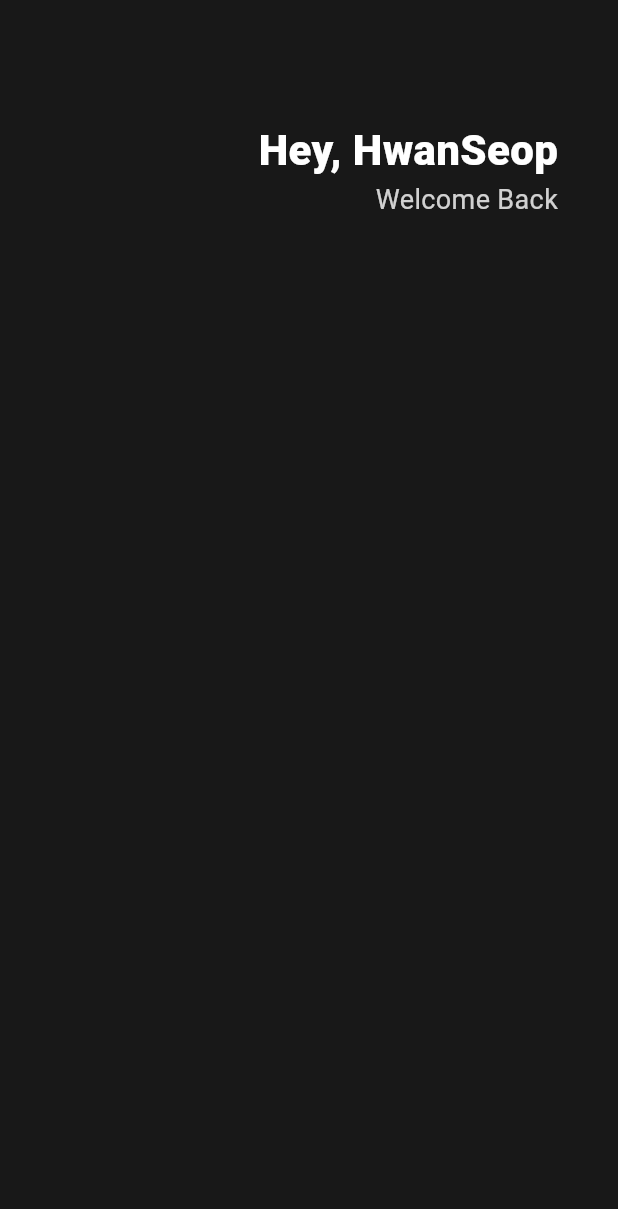
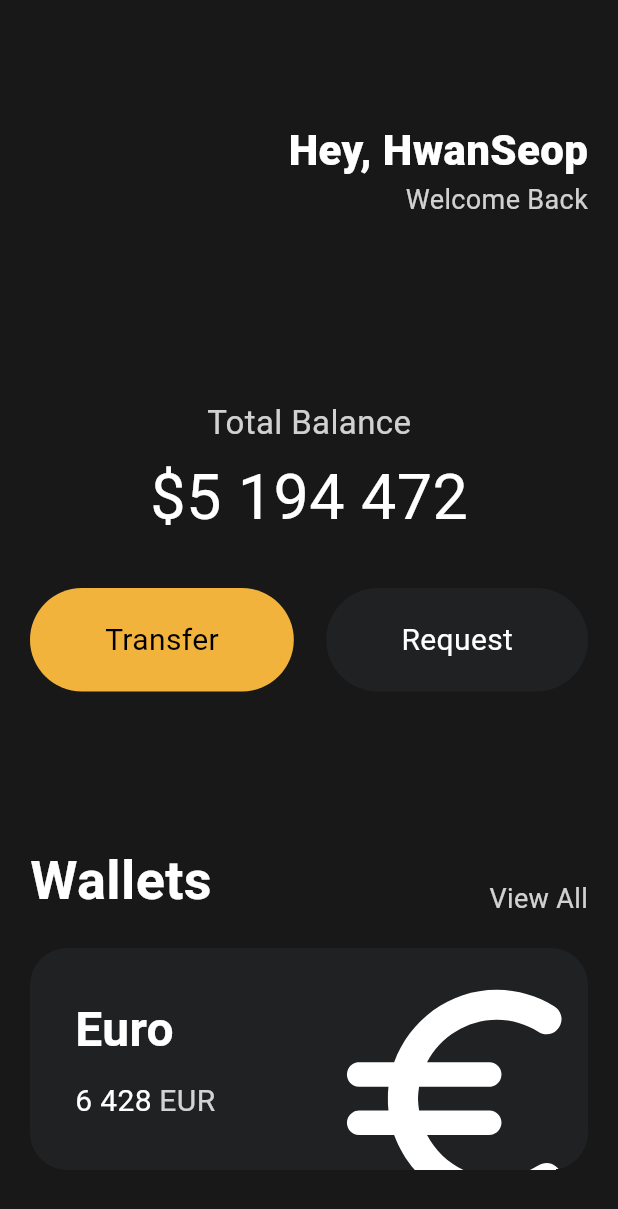
Before and after one commit to LeeGeonwoo22/FlutterTOON, a Flutter app: the screen it shows after launch, on a phone screen of 412 x 824 dp. Shown: the top 1209 px of the screen. Run offline on Flutter 3.47's test engine with Material 3 defaults, Android fonts, the phone set to English and light mode, and no system bars.

Commit message:
#2 euro 로고 업데이트

```diff
--- a/lib/main.dart
+++ b/lib/main.dart
@@ -1,4 +1,5 @@
 import 'package:flutter/material.dart';
+import 'package:toonfix/widgets/button.dart';
 
 void main() {
   runApp(const App());
@@ -9,19 +10,22 @@ class App extends StatelessWidget {
 
   @override
   Widget build(BuildContext context) {
-    return const MaterialApp(
+    // const textStyle = TextStyle(
+    //   fontSize: 20,
+    // );
+    return MaterialApp(
       home: Scaffold(
-          backgroundColor: Color(0xFF181818),
+          backgroundColor: const Color(0xFF181818),
           body: Padding(
-            padding: EdgeInsets.symmetric(
-              horizontal: 40,
+            padding: const EdgeInsets.symmetric(
+              horizontal: 20,
             ),
             child: Column(
               children: [
-                SizedBox(
+                const SizedBox(
                   height: 80,
                 ),
-                Row(
+                const Row(
                   mainAxisAlignment: MainAxisAlignment.end,
                   children: [
                     Column(
@@ -45,6 +49,125 @@ class App extends StatelessWidget {
                     )
                   ],
                 ),
+                const SizedBox(
+                  height: 120,
+                ),
+                const Text(
+                  'Total Balance',
+                  style: TextStyle(
+                      fontSize: 22, color: Color.fromRGBO(255, 255, 255, 0.8)),
+                ),
+                const SizedBox(
+                  height: 5,
+                ),
+                const Text(
+                  '\$5 194 472',
+                  style: TextStyle(fontSize: 42, color: Colors.white),
+                ),
+                const SizedBox(
+                  height: 30,
+                ),
+                const Row(
+                  mainAxisAlignment: MainAxisAlignment.spaceBetween,
+                  children: [
+                    Button(
+                        text: 'Transfer',
+                        bgColor: Color(0xFFF1B33B),
+                        textColor: Colors.black),
+                    Button(
+                        text: 'Request',
+                        bgColor: Color(0xFF1F2123),
+                        textColor: Colors.white),
+                  ],
+                ),
+                const SizedBox(
+                  height: 100,
+                ),
+                const Row(
+                    crossAxisAlignment: CrossAxisAlignment.end,
+                    mainAxisAlignment: MainAxisAlignment.spaceBetween,
+                    children: [
+                      Text(
+                        'Wallets',
+                        style: TextStyle(
+                          fontSize: 36,
+                          fontWeight: FontWeight.w600,
+                          color: Colors.white,
+                        ),
+                      ),
+                      Text(
+                        'View All',
+                        style: TextStyle(
+                            fontSize: 18,
+                            color: Color.fromRGBO(255, 255, 255, 0.8)),
+                      ),
+                    ]),
+                const SizedBox(
+                  height: 20,
+                ),
+                Container(
+                  clipBehavior: Clip.hardEdge,
+                  decoration: BoxDecoration(
+                    color: const Color(0xFF1F2123),
+                    borderRadius: BorderRadius.circular(25),
+                  ),
+                  child: Padding(
+                    padding: const EdgeInsets.all(30),
+                    child: Row(
+                      mainAxisAlignment: MainAxisAlignment.spaceBetween,
+                      children: [
+                        Column(
+                          crossAxisAlignment: CrossAxisAlignment.start,
+                          children: [
+                            const Text(
+                              'Euro',
+                              style: TextStyle(
+                                color: Colors.white,
+                                fontSize: 32,
+                                fontWeight: FontWeight.w600,
+                              ),
+                            ),
+                            const SizedBox(
+                              height: 10,
+                            ),
+                            Row(
+                              children: [
+                                const Text(
+                                  '6 428',
+                                  style: TextStyle(
+                                    color: Colors.white,
+                                    fontSize: 20,
+                                  ),
+                                ),
+                                const SizedBox(
+                                  width: 5,
+                                ),
+                                Text(
+                                  'EUR',
+                                  style: TextStyle(
+                                    color: Colors.white.withOpacity(0.8),
+                                    fontSize: 20,
+                                  ),
+                                ),
+                              ],
+                            )
+                          ],
+                        ),
+                        Transform.scale(
+                          scale: 2.2,
+                          child: Transform.translate(
+                            offset: const Offset(-5, 12),
+                            child: const Icon(
+                              Icons.euro_rounded,
+                              color: Colors.white,
+                              size: 88,
+                            ),
+                          ),
+                        )
+                      ],
+                    ),
+                  ),
+                )
               ],
             ),
           )),
--- /dev/null
+++ b/lib/widgets/button.dart
@@ -0,0 +1,37 @@
+import 'package:flutter/material.dart';
+
+class Button extends StatelessWidget {
+  final String text;
+  final Color bgColor;
+  final Color textColor;
+
+  const Button({
+    Key? key,
+    required this.text,
+    required this.bgColor,
+    required this.textColor,
+  }) : super(key: key);
+
+  @override
+  Widget build(BuildContext context) {
+    return Container(
+      decoration: BoxDecoration(
+        color: bgColor,
+        borderRadius: BorderRadius.circular(45),
+      ),
+      child: Padding(
+        padding: const EdgeInsets.symmetric(
+          vertical: 20,
+          horizontal: 50,
+        ),
+        child: Text(
+          text,
+          style: TextStyle(
+            color: textColor,
+            fontSize: 20,
+          ),
+        ),
+      ),
+    );
+  }
+}
```
